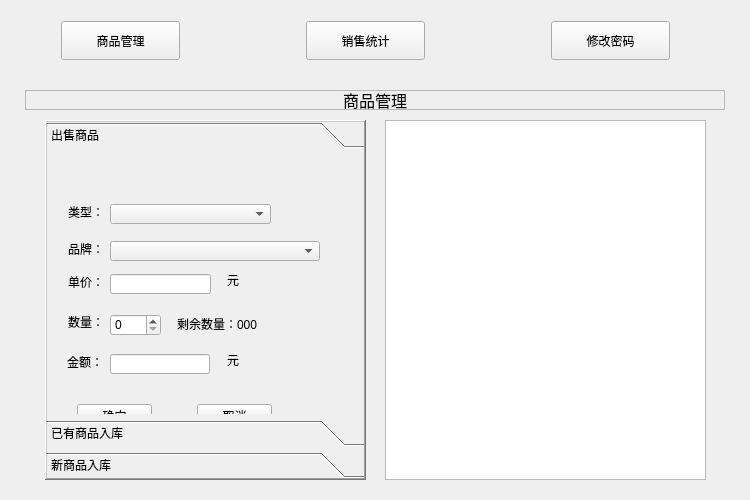
lipo321/smartcity, file software/datamanager/datamanager/widget.ui: the form before one commit.
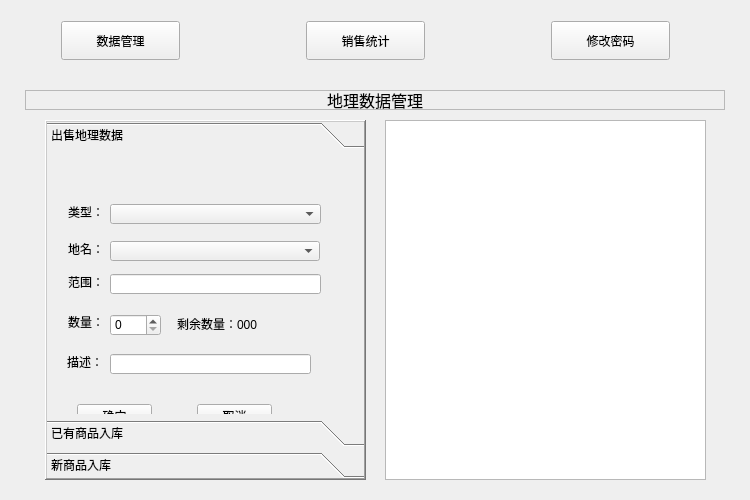
The form after the commit.

Commit message: 1、修改ui 2、完整读取一条数据并展示 3、下一步工作，扩展数据库，搞定确定按钮

Diff of the .ui file:
```diff
--- a/software/datamanager/datamanager/widget.ui
+++ b/software/datamanager/datamanager/widget.ui
@@ -35,7 +35,7 @@
        </sizepolicy>
       </property>
       <property name="text">
-       <string>商品管理</string>
+       <string>数据管理</string>
       </property>
      </widget>
     </item>
@@ -124,7 +124,7 @@
       <enum>QFrame::StyledPanel</enum>
      </property>
      <property name="text">
-      <string>商品管理</string>
+      <string>地理数据管理</string>
      </property>
      <property name="alignment">
       <set>Qt::AlignCenter</set>
@@ -155,7 +155,7 @@
        </rect>
       </property>
       <attribute name="label">
-       <string>出售商品</string>
+       <string>出售地理数据</string>
       </attribute>
       <widget class="QLabel" name="label_9">
        <property name="geometry">
@@ -167,7 +167,7 @@
         </rect>
        </property>
        <property name="text">
-        <string>金额：</string>
+        <string>描述：</string>
        </property>
       </widget>
       <widget class="QPushButton" name="sellCancelBtn">
@@ -206,7 +206,7 @@
         </rect>
        </property>
        <property name="text">
-        <string>品牌：</string>
+        <string>地名：</string>
        </property>
       </widget>
       <widget class="QComboBox" name="geomTypeComboBox">
@@ -214,7 +214,7 @@
         <rect>
          <x>63</x>
          <y>50</y>
-         <width>161</width>
+         <width>211</width>
          <height>20</height>
         </rect>
        </property>
@@ -282,7 +282,7 @@
         <rect>
          <x>63</x>
          <y>200</y>
-         <width>100</width>
+         <width>201</width>
          <height>20</height>
         </rect>
        </property>
@@ -290,19 +290,6 @@
         <bool>true</bool>
        </property>
       </widget>
-      <widget class="QLabel" name="label_13">
-       <property name="geometry">
-        <rect>
-         <x>180</x>
-         <y>200</y>
-         <width>54</width>
-         <height>12</height>
-        </rect>
-       </property>
-       <property name="text">
-        <string>元</string>
-       </property>
-      </widget>
       <widget class="QLabel" name="label_24">
        <property name="geometry">
         <rect>
@@ -313,7 +300,7 @@
         </rect>
        </property>
        <property name="text">
-        <string>单价：</string>
+        <string>范围：</string>
        </property>
       </widget>
       <widget class="QLineEdit" name="sellPriceLineEdit">
@@ -321,7 +308,7 @@
         <rect>
          <x>63</x>
          <y>120</y>
-         <width>101</width>
+         <width>211</width>
          <height>20</height>
         </rect>
        </property>
@@ -329,19 +316,6 @@
         <bool>true</bool>
        </property>
       </widget>
-      <widget class="QLabel" name="label_25">
-       <property name="geometry">
-        <rect>
-         <x>180</x>
-         <y>120</y>
-         <width>54</width>
-         <height>12</height>
-        </rect>
-       </property>
-       <property name="text">
-        <string>元</string>
-       </property>
-      </widget>
       <widget class="QLabel" name="sellLastNumLabel">
        <property name="geometry">
         <rect>
```
The commit also changes 3 other files.
